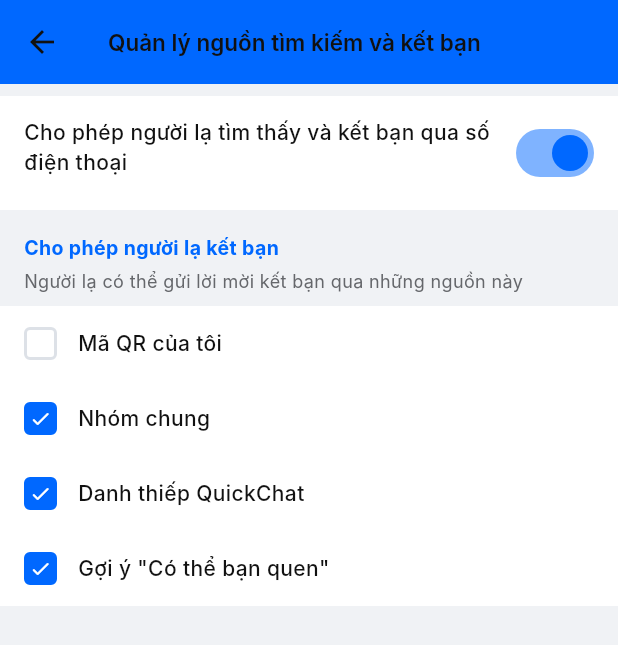
After one commit to TheAnhOxy/zalo-chat-mobile, a Flutter app: the FriendRequestSettingsScreen screen opened directly, after a tap on "Mã QR của tôi", on a phone screen of 412 x 824 dp. The commit adds this screen. Shown: the top 645 px of the screen. Run offline on Flutter 3.47's test engine with Material 3 defaults, Android fonts, the phone set to English and light mode, and no system bars; our stand-ins replace another_flushbar, cached_network_image, image_picker, qr_flutter, shared_preferences; accounts and stored records are empty; Roboto replaces fonts that are missing (Inter).

Commit message:
style & feat: lời mời kết bạn

```diff
--- /dev/null
+++ b/lib/screens/contacts/friend_request_settings_screen.dart
@@ -0,0 +1,321 @@
+import 'package:flutter/material.dart';
+import 'package:shared_preferences/shared_preferences.dart';
+import '../../core/constants/app_colors.dart';
+import '../../services/auth_service.dart';
+import '../../services/contacts_api_service.dart';
+
+// ── SharedPreferences keys ────────────────────────────────────────────────────
+const _kAllowQr = 'fr_allow_qr';
+const _kAllowGroup = 'fr_allow_group';
+const _kAllowCard = 'fr_allow_card';
+const _kAllowSuggest = 'fr_allow_suggest';
+
+class FriendRequestSettingsScreen extends StatefulWidget {
+  const FriendRequestSettingsScreen({super.key});
+
+  @override
+  State<FriendRequestSettingsScreen> createState() =>
+      _FriendRequestSettingsScreenState();
+}
+
+class _FriendRequestSettingsScreenState
+    extends State<FriendRequestSettingsScreen> {
+  // Từ backend: privacy.findByPhone
+  bool _findByPhone = true;
+  bool _savingPhone = false;
+
+  // Local settings (SharedPreferences)
+  bool _allowQr = true;
+  bool _allowGroup = true;
+  bool _allowCard = true;
+  bool _allowSuggest = true;
+
+  bool _loading = true;
+
+  @override
+  void initState() {
+    super.initState();
+    _load();
+  }
+
+  Future<void> _load() async {
+    // Đọc findByPhone từ currentUser (đã có trong authService)
+    final user = authService.currentUser;
+    final prefs = await SharedPreferences.getInstance();
+
+    // Nếu chưa có giá trị backend, mặc định true
+    bool findByPhone = true;
+    if (user != null) {
+      // Thử fetch từ backend để lấy giá trị mới nhất
+      try {
+        final res = await ContactsApiService.instance
+            .fetchUserPrivacy(authService.userId ?? '');
+        findByPhone = res ?? true;
+      } catch (_) {}
+    }
+
+    setState(() {
+      _findByPhone = findByPhone;
+      _allowQr = prefs.getBool(_kAllowQr) ?? true;
+      _allowGroup = prefs.getBool(_kAllowGroup) ?? true;
+      _allowCard = prefs.getBool(_kAllowCard) ?? true;
+      _allowSuggest = prefs.getBool(_kAllowSuggest) ?? true;
+      _loading = false;
+    });
+  }
+
+  Future<void> _saveLocal() async {
+    final prefs = await SharedPreferences.getInstance();
+    await prefs.setBool(_kAllowQr, _allowQr);
+    await prefs.setBool(_kAllowGroup, _allowGroup);
+    await prefs.setBool(_kAllowCard, _allowCard);
+    await prefs.setBool(_kAllowSuggest, _allowSuggest);
+  }
+
+  Future<void> _toggleFindByPhone(bool val) async {
+    setState(() {
+      _findByPhone = val;
+      _savingPhone = true;
+    });
+
+    final ok = await ContactsApiService.instance
+        .updateFindByPhone(authService.userId ?? '', val);
+
+    if (!mounted) return;
+    setState(() => _savingPhone = false);
+
+    if (!ok) {
+      // Rollback nếu lỗi
+      setState(() => _findByPhone = !val);
+      ScaffoldMessenger.of(context).showSnackBar(
+        const SnackBar(
+          content: Text('Có lỗi xảy ra, vui lòng thử lại'),
+          backgroundColor: Color(0xFF1C1C1C),
+          behavior: SnackBarBehavior.floating,
+          duration: Duration(seconds: 2),
+        ),
+      );
+    }
+  }
+
+  @override
+  Widget build(BuildContext context) {
+    final user = authService.currentUser;
+    final phoneDisplay = user?.phone ?? '';
+
+    if (_loading) {
+      return const Scaffold(
+        body: Center(
+            child: CircularProgressIndicator(color: AppColors.primary)),
+      );
+    }
+
+    return Scaffold(
+      backgroundColor: AppColors.bgDark,
+      appBar: AppBar(
+        backgroundColor: AppColors.primary,
+        foregroundColor: Colors.white,
+        elevation: 0,
+        leading: IconButton(
+          icon: const Icon(Icons.arrow_back),
+          onPressed: () => Navigator.pop(context),
+        ),
+        title: const Text(
+          'Quản lý nguồn tìm kiếm và kết bạn',
+          style: TextStyle(
+            fontFamily: 'Inter',
+            fontSize: 15,
+            fontWeight: FontWeight.w600,
+          ),
+        ),
+      ),
+      body: ListView(
+        children: [
+          // ── Tìm qua số điện thoại ──────────────────────────────
+          const SizedBox(height: 8),
+          Container(
+            color: AppColors.bgCard,
+            padding: const EdgeInsets.fromLTRB(16, 14, 12, 14),
+            child: Row(
+              crossAxisAlignment: CrossAxisAlignment.start,
+              children: [
+                Expanded(
+                  child: Column(
+                    crossAxisAlignment: CrossAxisAlignment.start,
+                    children: [
+                      const Text(
+                        'Cho phép người lạ tìm thấy và kết bạn qua số điện thoại',
+                        style: TextStyle(
+                          fontFamily: 'Inter',
+                          fontSize: 14,
+                          fontWeight: FontWeight.w500,
+                          color: AppColors.textPrimary,
+                        ),
+                      ),
+                      if (phoneDisplay.isNotEmpty) ...[
+                        const SizedBox(height: 4),
+                        Text(
+                          phoneDisplay,
+                          style: const TextStyle(
+                            fontFamily: 'Inter',
+                            fontSize: 13,
+                            color: AppColors.textSecondary,
+                          ),
+                        ),
+                      ],
+                    ],
+                  ),
+                ),
+                const SizedBox(width: 8),
+                _savingPhone
+                    ? const SizedBox(
+                        width: 36,
+                        height: 36,
+                        child: Center(
+                          child: SizedBox(
+                            width: 20,
+                            height: 20,
+                            child: CircularProgressIndicator(
+                                strokeWidth: 2,
+                                color: AppColors.primary),
+                          ),
+                        ),
+                      )
+                    : Switch(
+                        value: _findByPhone,
+                        onChanged: _toggleFindByPhone,
+                        activeColor: AppColors.primary,
+                        inactiveThumbColor: Colors.white,
+                        inactiveTrackColor: const Color(0xFFCDD0D4),
+                      ),
+              ],
+            ),
+          ),
+
+          const SizedBox(height: 16),
+
+          // ── Cho phép người lạ kết bạn ─────────────────────────
+          Padding(
+            padding: const EdgeInsets.fromLTRB(16, 0, 16, 8),
+            child: Column(
+              crossAxisAlignment: CrossAxisAlignment.start,
+              children: [
+                const Text(
+                  'Cho phép người lạ kết bạn',
+                  style: TextStyle(
+                    fontFamily: 'Inter',
+                    fontSize: 13,
+                    fontWeight: FontWeight.w700,
+                    color: AppColors.primary,
+                  ),
+                ),
+                const SizedBox(height: 4),
+                const Text(
+                  'Người lạ có thể gửi lời mời kết bạn qua những nguồn này',
+                  style: TextStyle(
+                    fontFamily: 'Inter',
+                    fontSize: 12,
+                    color: AppColors.textSecondary,
+                    height: 1.4,
+                  ),
+                ),
+              ],
+            ),
+          ),
+
+          // Checkboxes
+          _CheckboxTile(
+            title: 'Mã QR của tôi',
+            value: _allowQr,
+            onChanged: (v) {
+              setState(() => _allowQr = v);
+              _saveLocal();
+            },
+          ),
+          _CheckboxTile(
+            title: 'Nhóm chung',
+            value: _allowGroup,
+            onChanged: (v) {
+              setState(() => _allowGroup = v);
+              _saveLocal();
+            },
+          ),
+          _CheckboxTile(
+            title: 'Danh thiếp QuickChat',
+            value: _allowCard,
+            onChanged: (v) {
+              setState(() => _allowCard = v);
+              _saveLocal();
+            },
+          ),
+          _CheckboxTile(
+            title: 'Gợi ý "Có thể bạn quen"',
+            value: _allowSuggest,
+            onChanged: (v) {
+              setState(() => _allowSuggest = v);
+              _saveLocal();
+            },
+          ),
+
+          const SizedBox(height: 24),
+        ],
+      ),
+    );
+  }
+}
+
+// ── Checkbox Tile ─────────────────────────────────────────────────────────────
+
+class _CheckboxTile extends StatelessWidget {
+  final String title;
+  final bool value;
+  final ValueChanged<bool> onChanged;
+
+  const _CheckboxTile({
+    required this.title,
+    required this.value,
+    required this.onChanged,
+  });
+
+  @override
+  Widget build(BuildContext context) {
+    return InkWell(
+      onTap: () => onChanged(!value),
+      child: Container(
+        color: AppColors.bgCard,
+        padding: const EdgeInsets.symmetric(horizontal: 16, vertical: 14),
+        child: Row(
+          children: [
+            AnimatedContainer(
+              duration: const Duration(milliseconds: 150),
+              width: 22,
+              height: 22,
+              decoration: BoxDecoration(
+                color: value ? AppColors.primary : Colors.transparent,
+                borderRadius: BorderRadius.circular(4),
+                border: Border.all(
+                  color: value ? AppColors.primary : AppColors.border,
+                  width: 2,
+                ),
+              ),
+              child: value
+                  ? const Icon(Icons.check_rounded,
+                      size: 15, color: Colors.white)
+                  : null,
+            ),
+            const SizedBox(width: 14),
+            Text(
+              title,
+              style: const TextStyle(
+                fontFamily: 'Inter',
+                fontSize: 14,
+                fontWeight: FontWeight.w500,
+                color: AppColors.textPrimary,
+              ),
+            ),
+          ],
+        ),
+      ),
+    );
+  }
+}
--- a/lib/screens/contacts/friend_requests_screen.dart
+++ b/lib/screens/contacts/friend_requests_screen.dart
@@ -2,6 +2,7 @@ import 'package:flutter/material.dart';
 import '../../core/constants/app_colors.dart';
 import '../../services/auth_service.dart';
 import '../../services/contacts_api_service.dart';
+import 'friend_request_settings_screen.dart';
 
 class FriendRequestsScreen extends StatefulWidget {
   const FriendRequestsScreen({super.key});
@@ -158,7 +159,12 @@ class _FriendRequestsScreenState extends State<FriendRequestsScreen>
         actions: [
           IconButton(
             icon: const Icon(Icons.settings_outlined),
-            onPressed: () {},
+            onPressed: () => Navigator.push(
+              context,
+              MaterialPageRoute(
+                builder: (_) => const FriendRequestSettingsScreen(),
+              ),
+            ),
           ),
         ],
         bottom: TabBar(
--- a/lib/services/contacts_api_service.dart
+++ b/lib/services/contacts_api_service.dart
@@ -291,6 +291,41 @@ class ContactsApiService {
 
   Future<bool> cancelSentRequest(String friendshipId) => rejectFriendRequest(friendshipId);
 
+  // ── Privacy: findByPhone ──────────────────────────────────────────────────────
+
+  /// Lấy giá trị privacy.findByPhone của user từ backend.
+  Future<bool?> fetchUserPrivacy(String userId) async {
+    try {
+      if (userId.isEmpty) return null;
+      final res = await _client
+          .get(Uri.parse('$baseUrl/users/$userId'))
+          .timeout(const Duration(seconds: 8));
+      if (res.statusCode != 200) return null;
+      final data = jsonDecode(res.body) as Map<String, dynamic>;
+      final privacy = data['privacy'] as Map<String, dynamic>?;
+      return privacy?['findByPhone'] as bool? ?? true;
+    } catch (_) {
+      return null;
+    }
+  }
+
+  /// Cập nhật privacy.findByPhone lên backend.
+  Future<bool> updateFindByPhone(String userId, bool value) async {
+    try {
+      if (userId.isEmpty) return false;
+      final res = await _client
+          .patch(
+            Uri.parse('$baseUrl/users/$userId/privacy'),
+            headers: {'Content-Type': 'application/json'},
+            body: '{"findByPhone":$value}',
+          )
+          .timeout(const Duration(seconds: 8));
+      return res.statusCode == 200;
+    } catch (_) {
+      return false;
+    }
+  }
+
   // ── Fetch Birthday Contacts ───────────────────────────────────────────────────
 
   /// Lấy tất cả user (trừ mình) có dob, dùng cho màn hình Sinh nhật.
```
